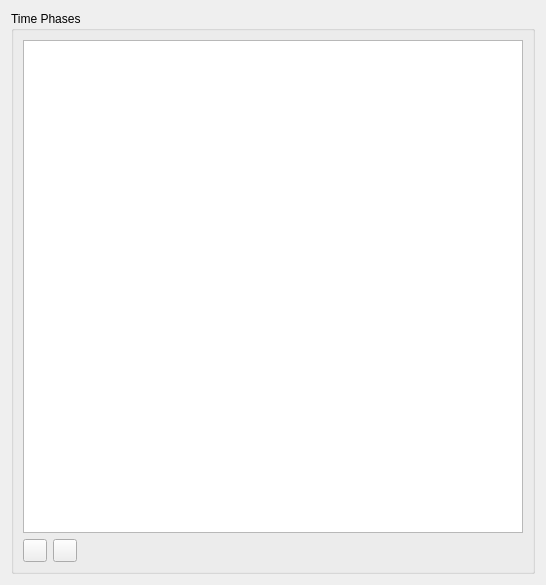
Above: tse_analytics/views/settings/time_phases_settings_widget.ui from TSE-Systems/tse-analytics before the change. Below: the same form after it.
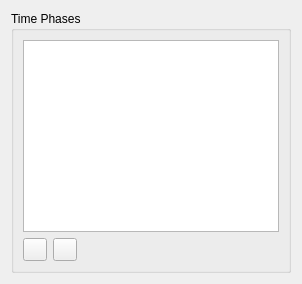
That is the form after the change. Icons and pictures are not drawn.

What changed in the file:
```diff
--- a/tse_analytics/views/settings/time_phases_settings_widget.ui
+++ b/tse_analytics/views/settings/time_phases_settings_widget.ui
@@ -2,14 +2,6 @@
 <ui version="4.0">
  <class>TimePhasesSettingsWidget</class>
  <widget class="QWidget" name="TimePhasesSettingsWidget">
-  <property name="geometry">
-   <rect>
-    <x>0</x>
-    <y>0</y>
-    <width>546</width>
-    <height>585</height>
-   </rect>
-  </property>
   <property name="windowTitle">
    <string>Form</string>
   </property>
@@ -23,7 +15,7 @@
       <item>
        <widget class="QTableView" name="tableViewTimePhases">
         <attribute name="verticalHeaderDefaultSectionSize">
-         <number>20</number>
+         <number>24</number>
         </attribute>
        </widget>
       </item>
```
